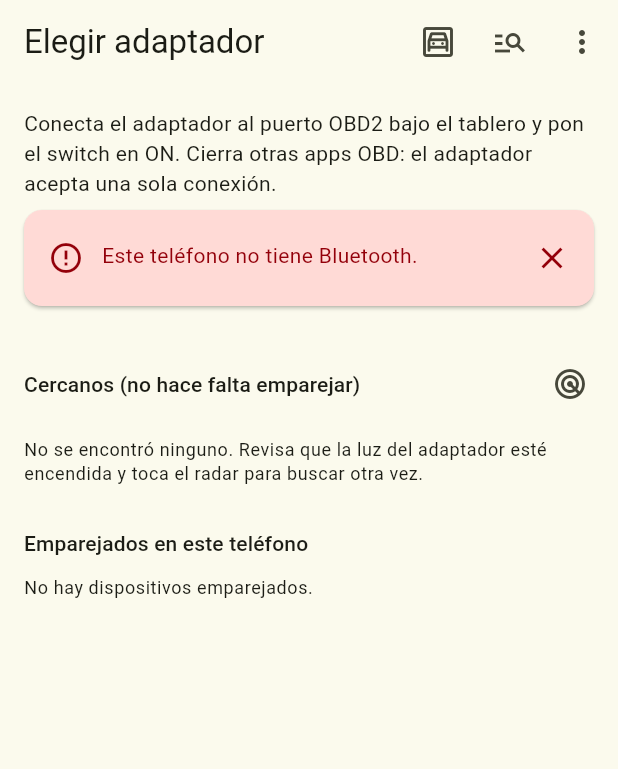
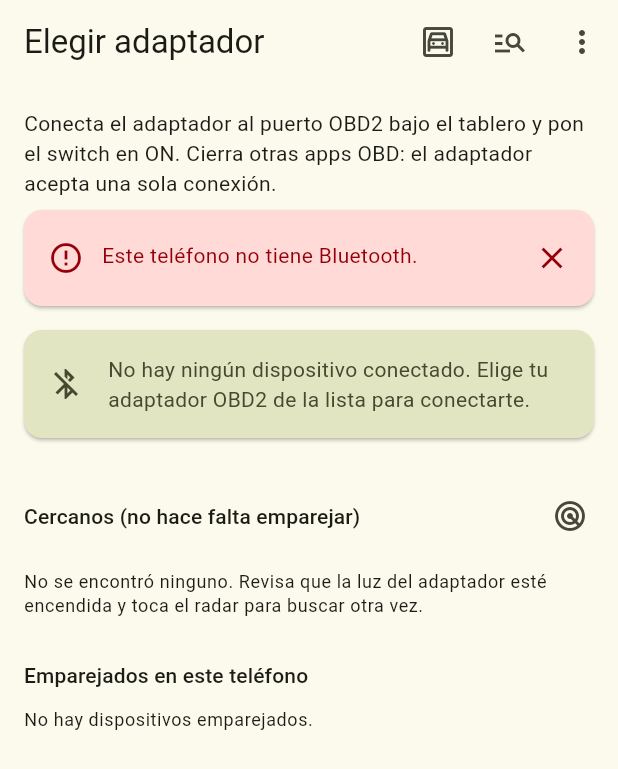
Before and after one commit to iam-oov/jeep-obd2, a Flutter app: the DevicesScreen screen opened directly, on a phone screen of 412 x 824 dp. Shown: the top 769 px of the screen. Run offline on Flutter 3.47's test engine with Material 3 defaults, Android fonts, the phone set to English and light mode, and no system bars; our stand-ins replace flutter_blue_plus, flutter_secure_storage, google_sign_in, permission_handler, shared_preferences; missing offline and left inert: flutter_blue_classic; accounts and stored records are empty.

Commit message:
feat(brain): Mostrar el mensaje cuando no hay dispositivo conectados
Request #7 via coordinating-brain.

Ahora la pantalla «Elegir adaptador» muestra un aviso cuando no hay ningún adaptador conectado: «No hay ningún dispositivo conectado. Elige tu adaptador OBD2 de la lista para conectarte.» El aviso desaparece mientras se conecta o cuando ya hay conexión. Lo agregué en `lib/ui/widgets.dart` y `lib/ui/devices_screen.dart`, con una prueba nueva en `test/ui/no_connection_card_test.dart`; todavía no he ejecutado ni el analizador ni las pruebas.

```diff
--- a/lib/ui/devices_screen.dart
+++ b/lib/ui/devices_screen.dart
@@ -124,6 +124,7 @@ class _DevicesScreenState extends State<DevicesScreen> {
             ),
             if (state.error != null)
               ErrorBanner(message: state.error!, onClose: state.clearError),
+            if (state.status == ConnectionStatus.disconnected) const NoConnectionCard(),
             if (connecting)
               ProgressCard(
                 text: state.status == ConnectionStatus.connecting
--- a/lib/ui/widgets.dart
+++ b/lib/ui/widgets.dart
@@ -82,6 +82,37 @@ class ProgressCard extends StatelessWidget {
       );
 }
 
+/// Notice shown while no adapter is connected.
+class NoConnectionCard extends StatelessWidget {
+  const NoConnectionCard({super.key});
+
+  @override
+  Widget build(BuildContext context) {
+    final scheme = Theme.of(context).colorScheme;
+    return Card(
+      key: const Key('no-connection'),
+      margin: const EdgeInsets.symmetric(horizontal: 16, vertical: 8),
+      color: scheme.secondaryContainer,
+      child: Padding(
+        padding: const EdgeInsets.all(16),
+        child: Row(
+          children: [
+            Icon(Icons.bluetooth_disabled, color: scheme.onSecondaryContainer),
+            const SizedBox(width: 16),
+            Expanded(
+              child: Text(
+                'No hay ningún dispositivo conectado. Elige tu adaptador OBD2 de la lista '
+                'para conectarte.',
+                style: TextStyle(color: scheme.onSecondaryContainer),
+              ),
+            ),
+          ],
+        ),
+      ),
+    );
+  }
+}
+
 /// Formats a date and time as "dd/mm/aaaa HH:mm" (24 h), e.g. "05/03/2026 09:07".
 String formatDateTime(DateTime d) {
   String two(int n) => n.toString().padLeft(2, '0');
--- a/pubspec.yaml
+++ b/pubspec.yaml
@@ -16,7 +16,7 @@ publish_to: 'none' # Remove this line if you wish to publish to pub.dev
 # https://developer.apple.com/library/archive/documentation/General/Reference/InfoPlistKeyReference/Articles/CoreFoundationKeys.html
 # In Windows, build-name is used as the major, minor, and patch parts
 # of the product and file versions while build-number is used as the build suffix.
-version: 1.0.0+4
+version: 1.0.0+6
 
 environment:
   sdk: ^3.13.5
```
Also changed, not shown: 1 other file.
